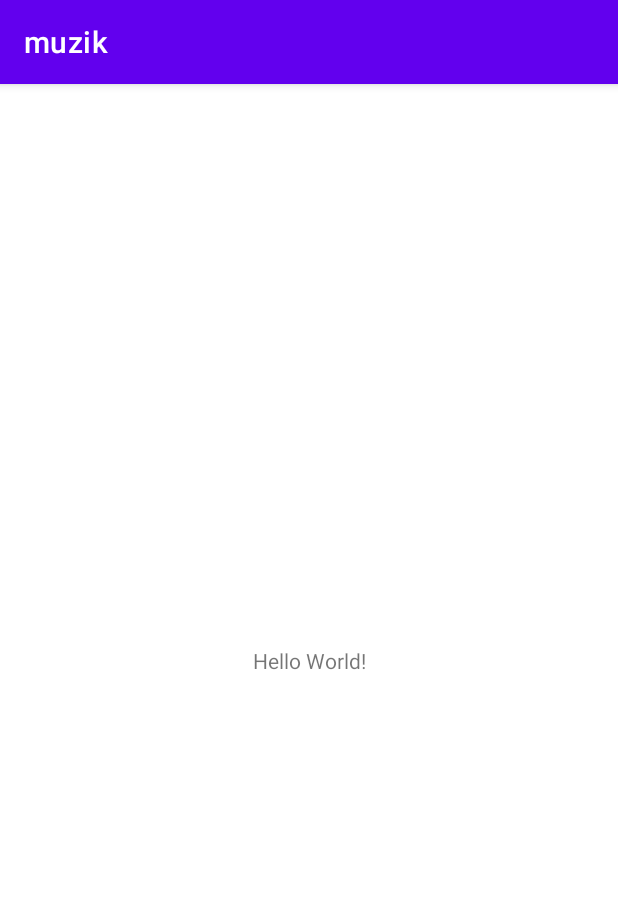
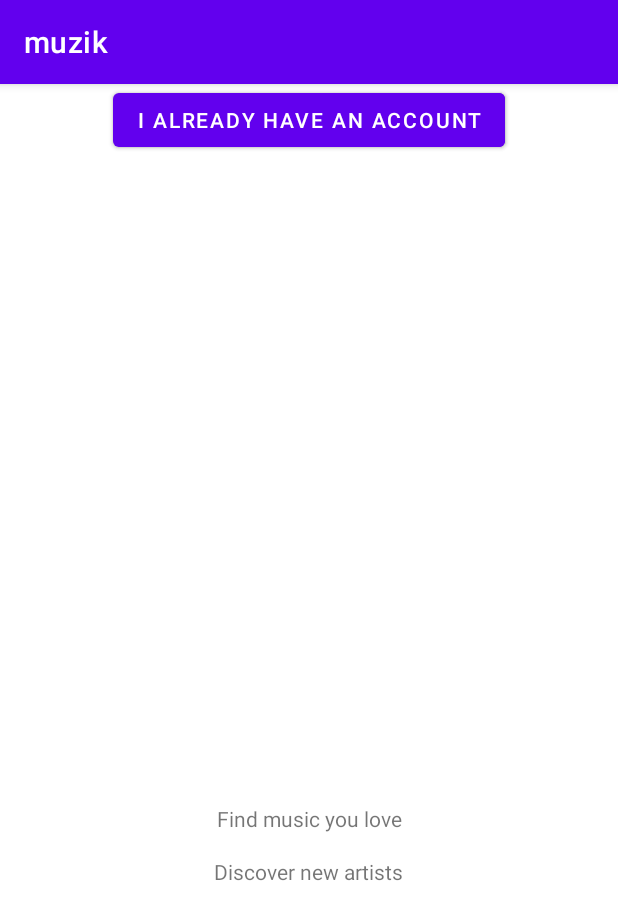
Before and after one commit to minhcuong115uit/muzik, an Android app: the screen it shows after launch (MainActivity), on a phone screen of 412 x 824 dp. Shown: the top 920 px of the screen. Run offline under Robolectric (Android 15) with nearby library versions, the phone set to English and light mode, and no system bars.

Commit message:
2_button

```diff
--- a/app/src/main/java/com/example/muzik/MainActivity.kt
+++ b/app/src/main/java/com/example/muzik/MainActivity.kt
@@ -2,10 +2,13 @@ package com.example.muzik
 
 import androidx.appcompat.app.AppCompatActivity
 import android.os.Bundle
+import android.widget.TextView
 
 class MainActivity : AppCompatActivity() {
     override fun onCreate(savedInstanceState: Bundle?) {
         super.onCreate(savedInstanceState)
-        setContentView(R.layout.activity_main)
+        setContentView(R.layout.activity_main);
+
+
     }
 }
--- a/app/src/main/res/layout/activity_main.xml
+++ b/app/src/main/res/layout/activity_main.xml
@@ -7,12 +7,45 @@
     tools:context=".MainActivity">
 
     <TextView
+        android:id="@+id/title_open_id1"
         android:layout_width="wrap_content"
         android:layout_height="wrap_content"
-        android:text="Hello World!"
+        android:lineSpacingExtra="18sp"
+        android:text="Find music you love"
         app:layout_constraintBottom_toBottomOf="parent"
         app:layout_constraintEnd_toEndOf="parent"
         app:layout_constraintStart_toStartOf="parent"
-        app:layout_constraintTop_toTopOf="parent" />
+        app:layout_constraintTop_toTopOf="parent"
+        app:layout_constraintVertical_bias="0.641" />
 
+    <TextView
+        android:id="@+id/title_open_id2"
+        android:layout_width="wrap_content"
+        android:layout_height="wrap_content"
+        android:text="Discover new artists"
+        app:layout_constraintBottom_toBottomOf="parent"
+        app:layout_constraintEnd_toEndOf="parent"
+        app:layout_constraintStart_toStartOf="parent"
+        app:layout_constraintTop_toTopOf="parent"
+        app:layout_constraintVertical_bias="0.688" />
+
+    <Button
+        android:id="@+id/button_create_account"
+        android:layout_width="260dp"
+        android:layout_height="wrap_content"
+        android:layout_marginEnd="75dp"
+        android:text="Create an account"
+        app:layout_constraintEnd_toEndOf="parent"
+        tools:ignore="MissingConstraints"
+        tools:layout_editor_absoluteY="570dp" />
+
+    <Button
+        android:id="@+id/button_having_account"
+        android:layout_width="wrap_content"
+        android:layout_height="wrap_content"
+        android:layout_marginEnd="75dp"
+        android:text="I already have an account"
+        app:layout_constraintEnd_toEndOf="parent"
+        tools:ignore="MissingConstraints"
+        tools:layout_editor_absoluteY="631dp" />
 </androidx.constraintlayout.widget.ConstraintLayout>
```
